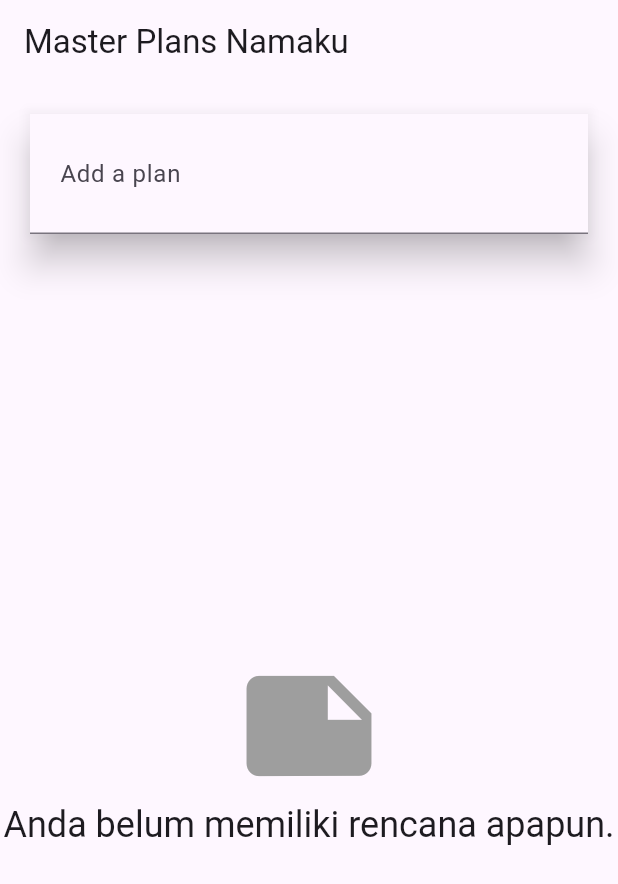
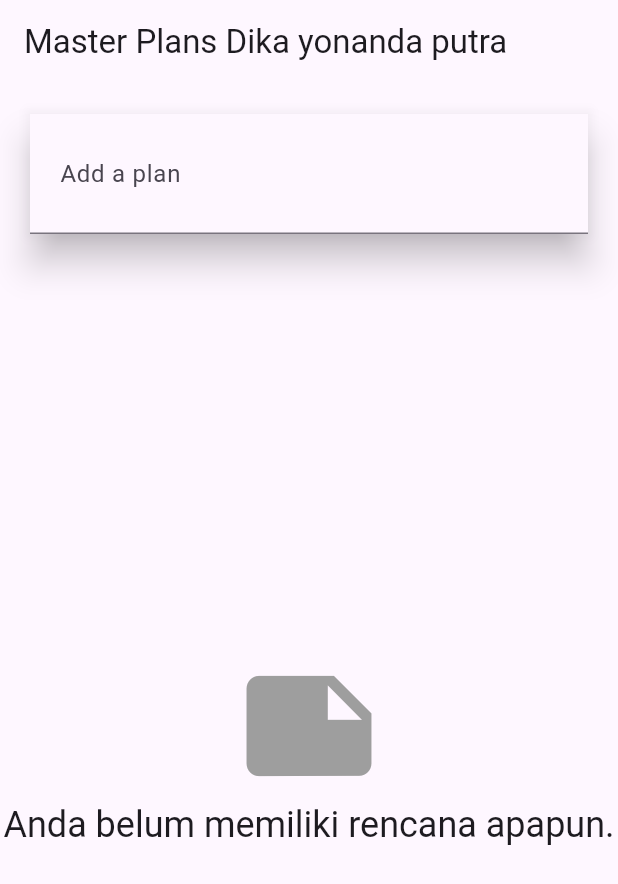
Before and after one commit to dikayo05/flutter-fundamental-latih1, a Flutter app: the screen it shows after launch, on a phone screen of 412 x 824 dp. Shown: the top 884 px of the screen. Run offline on Flutter 3.47's test engine with Material 3 defaults, Android fonts, the phone set to English and light mode, and no system bars.

Commit message:
fix plan creator screen

```diff
--- a/lib/views/plan_creator_screen.dart
+++ b/lib/views/plan_creator_screen.dart
@@ -23,7 +23,7 @@ class _PlanCreatorScreenState extends State<PlanCreatorScreen> {
   Widget build(BuildContext context) {
     return Scaffold(
       // ganti ‘Namaku' dengan nama panggilan Anda
-      appBar: AppBar(title: const Text('Master Plans Namaku')),
+      appBar: AppBar(title: const Text('Master Plans Dika yonanda putra')),
       body: Column(
         children: [_buildListCreator(), Expanded(child: _buildMasterPlans())],
       ),
```
